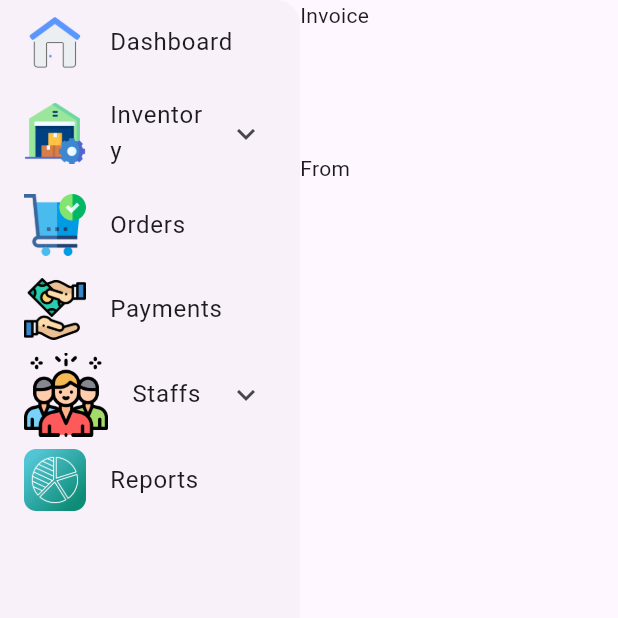
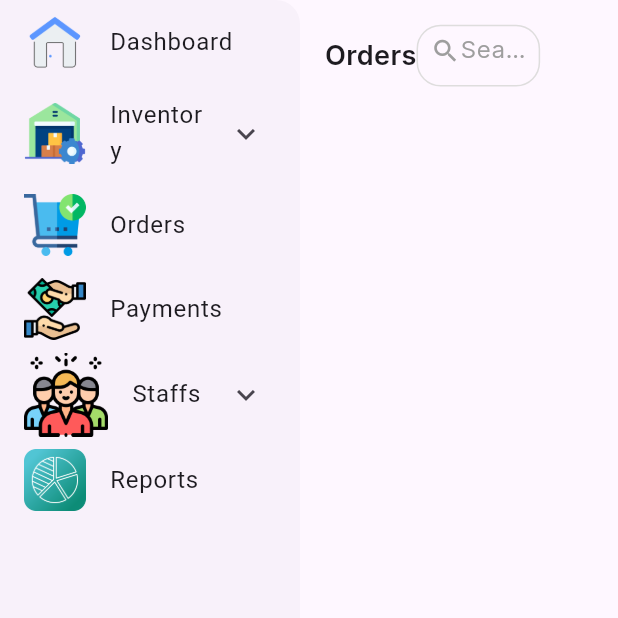
Before and after one commit to Vaibhav77e/bar_management, a Flutter app: the HomeScreenPage screen opened by its route, after a tap on "Orders", on a phone screen of 412 x 824 dp, the top half of it. Run offline on Flutter 3.47's test engine with Material 3 defaults, Android fonts, the phone set to English and light mode, and no system bars; our stand-ins replace get, image_picker.

Commit message:
added custom dropdown and custom search bar

```diff
--- a/lib/main.dart
+++ b/lib/main.dart
@@ -22,9 +22,9 @@ class MyApp extends StatelessWidget {
         colorScheme: ColorScheme.fromSeed(seedColor: Colors.deepPurple),
         useMaterial3: true,
       ),
-    home: HomeScreenPage(),
+     //home: HomeScreenPage(),
      // home: DrawerMenuScreen(),
-      //home: MyImagePicker(),
+    home: MyAppTest(),
       routes: APP_ROUTES,
     );
   }
--- a/lib/screens/Inventory/EditInventoryProducts.dart
+++ b/lib/screens/Inventory/EditInventoryProducts.dart
@@ -44,7 +44,7 @@ class _EditInventoryProductsState extends State<EditInventoryProducts> {
   final TextEditingController discountType = TextEditingController();
   final TextEditingController productCategory = TextEditingController();
 
-  String _selectedCategory = 'Select a category'; // Initial selected category
+  String _selectedCategory = 'Select a category';
   String _selectProduct = 'Select a product';
 
   // List of available categories
@@ -59,7 +59,6 @@ class _EditInventoryProductsState extends State<EditInventoryProducts> {
       padding: EdgeInsets.symmetric(
       horizontal: mediaQueryHelper.getWidthPercentage(4),
       vertical: mediaQueryHelper.getHeightPercentage(2),
-
     ),
     child: Column(
       crossAxisAlignment: CrossAxisAlignment.start,
--- a/lib/screens/Orders/OrdersScreen.dart
+++ b/lib/screens/Orders/OrdersScreen.dart
@@ -1,24 +1,47 @@
+
+import 'package:bar_management_system/typography/Apptypography.dart';
+import 'package:bar_management_system/utils/AppColors.dart';
 import 'package:bar_management_system/utils/MediaqueryHelper.dart';
+import 'package:bar_management_system/widgets/SearchBar/CustomSearchBar.dart';
 import 'package:flutter/material.dart';
 
-class OrdersScreen extends StatelessWidget {
+class OrdersScreen extends StatefulWidget {
   const OrdersScreen({Key? key}) : super(key: key);
 
+  @override
+  State<OrdersScreen> createState() => _OrdersScreenState();
+}
+
+class _OrdersScreenState extends State<OrdersScreen> {
+  TextEditingController searchController =  TextEditingController();
   @override
   Widget build(BuildContext context) {
     MediaQueryHelper mediaQueryHelper =  MediaQueryHelper(context);
     return Container(
-      child:Column(
-        crossAxisAlignment: CrossAxisAlignment.start,
-        children: [
-        Text('Invoice'),
-        SizedBox(height: mediaQueryHelper.getHeightPercentage(10),),
-        Row(
+       padding: EdgeInsets.symmetric(
+        horizontal: mediaQueryHelper.getWidthPercentage(4),
+        vertical: mediaQueryHelper.getHeightPercentage(2),
+      ),
+      child: Column(
+          crossAxisAlignment: CrossAxisAlignment.start,
           children: [
-            Text('From')
-          ],
-        )
-      ],)
+            Row(
+              children: [
+                Text('Orders',style: AppTypography.smallHeading.copyWith(fontWeight: FontWeight.w600),),
+                SizedBox(
+                  width: mediaQueryHelper.getWidthPercentage(20),
+
+                  child: CustomSearchBar(searchController: searchController,))
+              ],
+            ),
+
+        ],),
     );
   }
+
+  @override
+  void dispose() {
+    searchController.dispose();
+    super.dispose();
+  }
 }
--- /dev/null
+++ b/lib/widgets/SearchBar/CustomSearchBar.dart
@@ -0,0 +1,76 @@
+import 'dart:async';
+import 'package:bar_management_system/typography/Apptypography.dart';
+import 'package:bar_management_system/utils/AppColors.dart';
+import 'package:flutter/material.dart';
+
+import '../../utils/MediaqueryHelper.dart';
+
+class CustomSearchBar extends StatefulWidget {
+  final TextEditingController searchController;
+  final String? hintText;
+
+   CustomSearchBar({Key? key,required this.searchController,this.hintText='Search...'}) : super(key: key);
+
+  @override
+  _CustomSearchBarState createState() => _CustomSearchBarState();
+}
+
+class _CustomSearchBarState extends State<CustomSearchBar> {
+    late Timer _debounce;
+
+  @override
+  void initState() {
+    super.initState();
+    _debounce = Timer(Duration(milliseconds: 0), () {});
+  }
+
+  @override
+  void dispose() {
+    _debounce.cancel();
+    super.dispose();
+  }
+
+  void _onTextChanged(String value) {
+    _debounce.cancel();
+    _debounce = Timer(Duration(milliseconds: 500), () {
+      if (widget.searchController.text.isNotEmpty) {
+        print(widget.searchController.text);
+      }
+    });
+  }
+
+  @override
+  Widget build(BuildContext context) {
+    MediaQueryHelper mediaQueryHelper =  MediaQueryHelper(context);
+    return Container(
+        height: mediaQueryHelper.getHeightPercentage(5),
+        padding: EdgeInsets.only(
+         right: mediaQueryHelper.getWidthPercentage(2),
+         left: mediaQueryHelper.getWidthPercentage(2),
+         bottom:mediaQueryHelper.getHeightPercentage(1),
+         top: mediaQueryHelper.getWidthPercentage(0.5)
+        ),
+        decoration: BoxDecoration(
+          border: Border.all(color: AppColors.textFieldBodyColor),
+          borderRadius: BorderRadius.circular(16.0),
+        ),
+        child: Row(
+          mainAxisAlignment: MainAxisAlignment.start,
+          children: [
+            Icon(Icons.search, color: Colors.grey,size: 20,),
+            Expanded(
+              child: TextField(
+                controller: widget.searchController,
+                onChanged: _onTextChanged,
+                decoration: InputDecoration(
+                  hintText: widget.hintText,
+                  hintStyle: AppTypography.normalText.copyWith(color:AppColors.textGreyColor ),
+                  border: InputBorder.none,
+                ),
+              ),
+            ),
+          ],
+        ),
+      );
+  }
+}
```
Also changed, not shown: lib/screens/test.dart (+82 -37 lines), lib/widgets/CustomDropDown/CustomDropDown.dart (added, +41 -0 lines).
